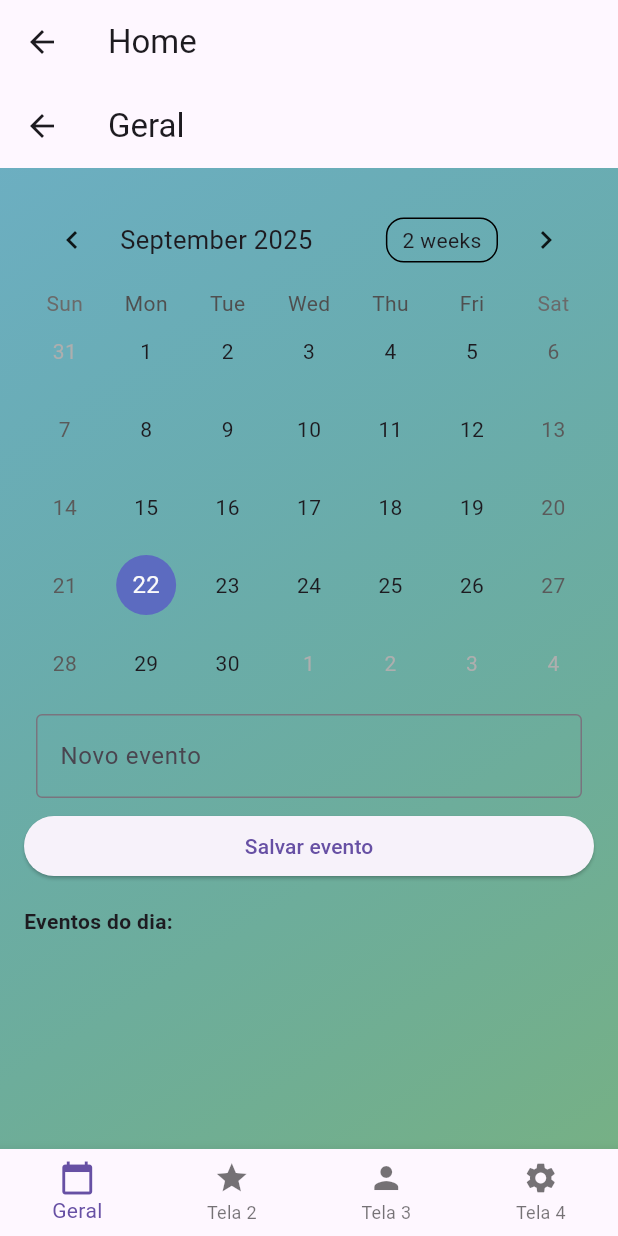
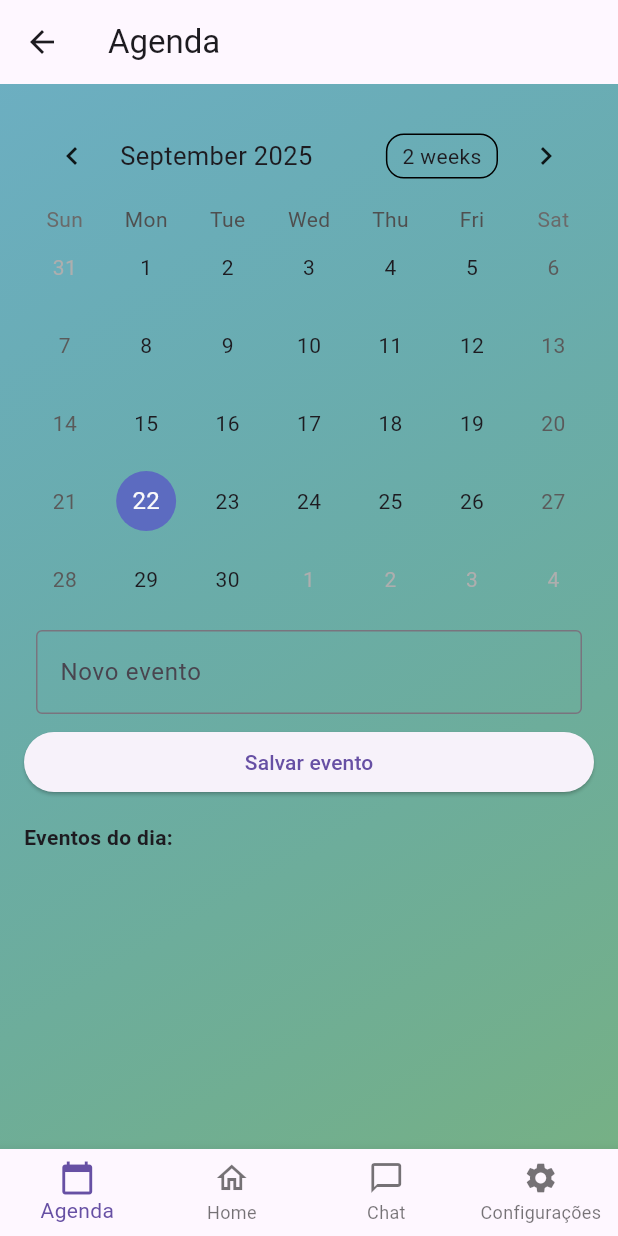
Before and after one commit to VitorGs2077/terapia_mais_4terapeutas, a Flutter app: the telaHome screen opened directly, on a phone screen of 412 x 824 dp. Run offline on Flutter 3.47's test engine with Material 3 defaults, Android fonts, the light colour scheme and no system bars; drawn by our look-alikes of table_calendar; our stand-ins replace cloud_firestore, firebase_auth, firebase_core; accounts and stored records are empty.

Commit message:
terapia2.0

```diff
--- a/lib/telas/home/1_geral.dart
+++ b/lib/telas/home/1_geral.dart
@@ -50,7 +50,7 @@ class telaVisualizacaoGeralState extends State<telaVisualizacaoGeral> {
   @override
   Widget build(BuildContext context) {
     return Scaffold(
-      appBar: AppBar(title: const Text('Geral')),
+
       body: BackgroundGradient(
         child: Center(
           child: ListView(
--- a/lib/telas/home/home.dart
+++ b/lib/telas/home/home.dart
@@ -3,6 +3,7 @@ import 'package:terapia_mais_4terapeutas/default/background_gradient.dart';
 import 'package:terapia_mais_4terapeutas/telas/home/3_chat.dart';
 import 'package:terapia_mais_4terapeutas/telas/home/4_configuracoes.dart';
 import '1_geral.dart';
+
 
 class telaHome extends StatefulWidget {
   const telaHome({super.key});
@@ -17,9 +18,17 @@ class _telaHomeState extends State<telaHome> {
 
   final List<Widget> _screens = [
     telaVisualizacaoGeral(),
-    Container(), // Substitui Placeholder por um widget transparente
+    Container(),
     telaEscolhaChat(),
     telaConfiguracoes(),
+  ];
+
+  // Lista de títulos para o AppBar
+  final List<String> _titles = [
+    'Agenda',
+    'Home',
+    'Chat',
+    'Configurações',
   ];
 
   void _onItemTapped(int index) {
@@ -38,11 +47,11 @@ class _telaHomeState extends State<telaHome> {
       _selectedIndex = index;
     });
   }
-  //teste
+
   @override
   Widget build(BuildContext context) {
     return Scaffold(
-      appBar: AppBar(title: const Text('Home')),
+      appBar: AppBar(title: Text(_titles[_selectedIndex])), // <-- Aqui muda o título dinamicamente
       body: BackgroundGradient(
         child: PageView(
           controller: _pageController,
@@ -57,19 +66,19 @@ class _telaHomeState extends State<telaHome> {
         items: const [
           BottomNavigationBarItem(
             icon: Icon(Icons.calendar_today),
-            label: 'Geral',
+            label: 'Agenda',
           ),
           BottomNavigationBarItem(
-            icon: Icon(Icons.star),
-            label: 'Tela 2',
+            icon: Icon(Icons.home_outlined),
+            label: 'Home',
           ),
           BottomNavigationBarItem(
-            icon: Icon(Icons.person),
-            label: 'Tela 3',
+            icon: Icon(Icons.chat_bubble_outline),
+            label: 'Chat',
           ),
           BottomNavigationBarItem(
             icon: Icon(Icons.settings),
-            label: 'Tela 4',
+            label: 'Configurações',
           ),
         ],
       ),
```
